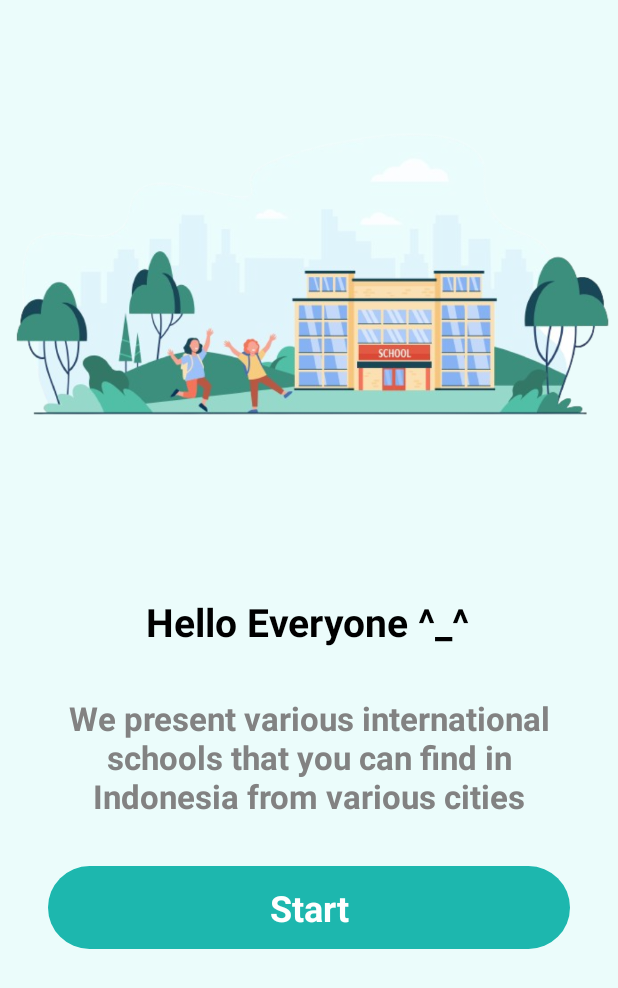
After one commit to ChristianErvinaWijaya/TugasBesarPAB2, an Android app: the layout activity_intro.xml on its own in the app's theme, with its tools: preview values and no code run, on a phone screen of 412 x 824 dp. The commit adds this screen. Shown: the top 988 px of the screen. Run offline under Robolectric (Android 15) with nearby library versions, the phone set to English and light mode, and no system bars.

Commit message:
intro activity dan splash screen

```diff
--- /dev/null
+++ b/app/src/main/java/com/si61/internationalschool/Activity/SplashScreenActivity2.java
@@ -0,0 +1,30 @@
+package com.si61.internationalschool.Activity;
+
+import androidx.appcompat.app.AppCompatActivity;
+
+import android.content.Intent;
+import android.os.Bundle;
+import android.os.Handler;
+
+import com.si61.internationalschool.R;
+
+public class SplashScreenActivity2 extends AppCompatActivity {
+
+    @Override
+    protected void onCreate(Bundle savedInstanceState) {
+        super.onCreate(savedInstanceState);
+        setContentView(R.layout.activity_splash_screen2);
+
+        if(getSupportActionBar() != null) {
+            getSupportActionBar().hide();
+        }
+
+        new Handler().postDelayed(new Runnable() {
+            @Override
+            public void run() {
+                startActivity(new Intent(SplashScreenActivity2.this, IntroActivity.class));
+                finish();
+            }
+        }, 3000);
+    }
+}
--- /dev/null
+++ b/app/src/main/res/drawable/button_background_green1.xml
@@ -0,0 +1,9 @@
+<?xml version="1.0" encoding="utf-8"?>
+<selector xmlns:android="http://schemas.android.com/apk/res/android">
+<item>
+    <shape android:shape="rectangle">
+        <corners android:radius="50dp"/>
+        <solid android:color="#1db7ae"/>
+    </shape>
+</item>
+</selector>
--- /dev/null
+++ b/app/src/main/res/layout/activity_intro.xml
@@ -0,0 +1,76 @@
+<?xml version="1.0" encoding="utf-8"?>
+<androidx.constraintlayout.widget.ConstraintLayout xmlns:android="http://schemas.android.com/apk/res/android"
+    xmlns:app="http://schemas.android.com/apk/res-auto"
+    xmlns:tools="http://schemas.android.com/tools"
+    android:layout_width="match_parent"
+    android:layout_height="match_parent"
+    tools:context=".Activity.IntroActivity"
+    android:background="#EBFCFB">
+
+    <ImageView
+        android:id="@+id/imageView"
+        android:layout_width="wrap_content"
+        android:layout_height="wrap_content"
+        app:layout_constraintBottom_toBottomOf="parent"
+        app:layout_constraintHorizontal_bias="0.0"
+        app:layout_constraintLeft_toLeftOf="parent"
+        app:layout_constraintRight_toRightOf="parent"
+        app:layout_constraintTop_toTopOf="parent"
+        app:layout_constraintVertical_bias="0.0"
+        app:srcCompat="@drawable/bg_intro" />
+
+    <TextView
+        android:id="@+id/textView"
+        android:layout_width="wrap_content"
+        android:layout_height="wrap_content"
+        android:layout_marginBottom="392dp"
+        android:text="Hello Everyone ^_^"
+        android:textColor="#000000"
+        android:textSize="26sp"
+        android:textStyle="bold"
+        app:layout_constraintBottom_toBottomOf="parent"
+        app:layout_constraintEnd_toEndOf="parent"
+        app:layout_constraintHorizontal_bias="0.497"
+        app:layout_constraintLeft_toLeftOf="parent"
+        app:layout_constraintRight_toRightOf="parent"
+        app:layout_constraintStart_toStartOf="parent" />
+
+    <TextView
+        android:id="@+id/textView2"
+        android:layout_width="0dp"
+        android:layout_height="wrap_content"
+        android:layout_margin="32dp"
+        android:inputType="textMultiLine"
+        android:text="We present various international schools that you can find in Indonesia from various cities"
+        android:textAlignment="center"
+        android:textColor="#828282"
+        android:textSize="22sp"
+        android:textStyle="bold"
+        app:layout_constraintEnd_toEndOf="parent"
+        app:layout_constraintStart_toStartOf="parent"
+        app:layout_constraintTop_toBottomOf="@+id/textView"
+        tools:ignore="MissingConstraints" />
+
+    <androidx.constraintlayout.widget.ConstraintLayout
+        android:id="@+id/start"
+        android:layout_width="match_parent"
+        android:layout_height="55dp"
+        android:layout_margin="32dp"
+        android:background="@drawable/button_background_green1"
+        app:layout_constraintTop_toBottomOf="@+id/textView2"
+        tools:layout_editor_absoluteX="32dp">
+
+        <TextView
+            android:id="@+id/textView3"
+            android:layout_width="wrap_content"
+            android:layout_height="wrap_content"
+            android:text="Start"
+            android:textColor="#ffffff"
+            android:textSize="24sp"
+            android:textStyle="bold"
+            app:layout_constraintBottom_toBottomOf="parent"
+            app:layout_constraintEnd_toEndOf="parent"
+            app:layout_constraintStart_toStartOf="parent"
+            app:layout_constraintTop_toTopOf="parent" />
+    </androidx.constraintlayout.widget.ConstraintLayout>
+</androidx.constraintlayout.widget.ConstraintLayout>
--- a/app/src/main/res/layout/activity_main.xml
+++ b/app/src/main/res/layout/activity_main.xml
@@ -5,6 +5,7 @@
     android:layout_width="match_parent"
     android:layout_height="match_parent"
     android:layout_margin="6dp"
+    android:background="#EBFCFB"
     tools:context=".Activity.MainActivity">
 
     <androidx.recyclerview.widget.RecyclerView
@@ -16,6 +17,7 @@
     <com.google.android.material.floatingactionbutton.FloatingActionButton
         android:layout_width="wrap_content"
         android:layout_height="wrap_content"
+        android:backgroundTint="#c0f6f3"
         android:id="@+id/fab_tambah"
         android:layout_alignParentBottom="true"
         android:layout_alignParentRight="true"
--- a/app/src/main/res/layout/list_item_sekolah.xml
+++ b/app/src/main/res/layout/list_item_sekolah.xml
@@ -15,7 +15,8 @@
             android:id="@+id/tv_id"
             android:layout_width="wrap_content"
             android:layout_height="wrap_content"
-            android:text="ID"/>
+            android:text="ID"
+            android:visibility="gone"/>
 
         <TextView
             android:id="@+id/tv_nama"
```
Also changed, not shown: app/src/main/AndroidManifest.xml (+14 -8 lines), app/src/main/java/com/si61/internationalschool/Activity/IntroActivity.java (added, +33 -0 lines), app/src/main/res/layout/activity_splash_screen2.xml (added, +10 -0 lines), app/src/main/res/layout/activity_tambah.xml (+14 -3 lines), app/src/main/res/layout/activity_ubah.xml (+13 -3 lines), app/src/main/res/drawable/bg_intro.png (added), app/src/main/res/drawable/bg_splash.jpg (added), app/src/main/res/drawable/library.jpg (added), 1 other file.
